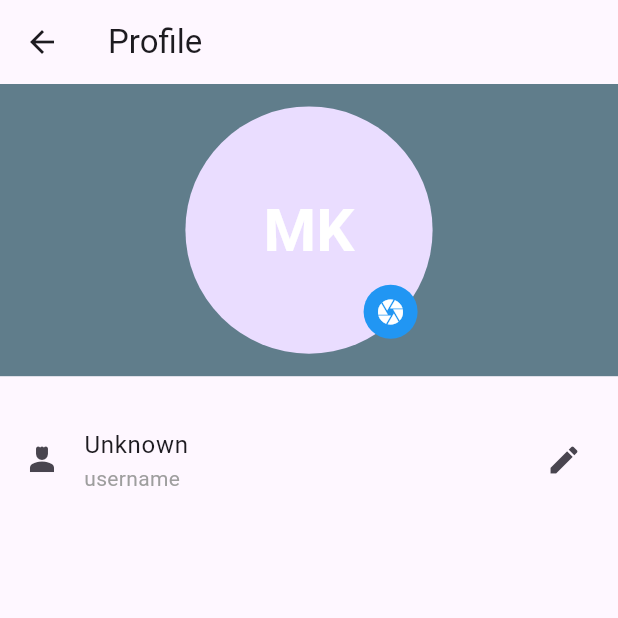
After one commit to kashifnezam/family_locator, a Flutter app: the EditProfile screen opened directly, after a tap on the "edit" icon, after a tap on "Save", on a phone screen of 412 x 824 dp, the top half of it. The commit adds this screen. Run offline on Flutter 3.47's test engine with Material 3 defaults, Android fonts, the phone set to English and light mode, and no system bars; our stand-ins replace cloud_firestore, connectivity_plus, device_info_plus, firebase_auth, firebase_core, firebase_storage and 9 more; missing offline and left inert: flutter_map_marker_cluster, flutter_osm_plugin, network_info_plus; accounts and stored records are empty; network calls fail.

Commit message:
Profile dp and username edit work completed

```diff
--- a/lib/api/firebase_file_api.dart
+++ b/lib/api/firebase_file_api.dart
@@ -36,12 +36,14 @@ class FirebaseFileApi {
         field: url,
       }, SetOptions(merge: true));
       AppConstants.log.i("File path updated successfully");
+      return 0;
     } catch (e) {
       AppConstants.log.e("Error while updating file path, $e");
       CustomWidget.confirmDialogue(
           title: "Something went wrong",
           content: "Error while updating file path, $e",
           isCancel: false);
+          return -1;
     }
   }
 }
--- /dev/null
+++ b/lib/controller/profile_controller.dart
@@ -0,0 +1,111 @@
+import 'package:family_locator/api/firebase_api.dart';
+import 'package:family_locator/api/firebase_file_api.dart';
+import 'package:family_locator/utils/device_info.dart';
+import 'package:flutter/material.dart';
+import 'package:get/get.dart';
+
+import '../utils/offline_data.dart';
+
+class ProfileController extends GetxController {
+  RxString dpImagePath = "".obs;
+  RxString finalDpImagePath = "".obs;
+  RxBool userNameEdit = false.obs;
+  RxBool isLoad = false.obs;
+  final userNameController = TextEditingController();
+  final username = "".obs;
+  final isValid = true.obs;
+  final RxString isNotValidMsg = "".obs;
+
+  @override
+  void onInit() {
+    super.onInit();
+    getUserName();
+    getDp();
+  }
+
+  Future<void> getUserName() async {
+    username.value = (await OfflineData.getData("usr")) ?? "Unknown";
+    userNameController.text = username.value;
+  }
+
+  getDp() async {
+    dpImagePath.value =
+        await FirebaseApi.getDP("anonymous", DeviceInfo.deviceId!);
+    finalDpImagePath.value = dpImagePath.value;
+  }
+
+  void validateUsername(String username) {
+    // Combined validation checks
+    if (username.length < 4 || username.length > 10) {
+      isNotValidMsg.value = "Username length must be 4-10";
+    } else if (RegExp(r'^[0-9]').hasMatch(username) ||
+        !RegExp(r'^[a-zA-Z0-9]+$').hasMatch(username)) {
+      isNotValidMsg.value =
+          "Don't use special characters or start with a number";
+    } else {
+      isValid.value = true;
+      return;
+    }
+
+    isValid.value = false;
+  }
+
+  Future<void> submitForm() async {
+    isLoad.value = true;
+    String usn = userNameController.text.trim();
+    if (usn != username.value) {
+      if ((usn.length < 3 || usn.length > 15) &&
+          (usn.isEmpty || usn != username.value)) {
+        Get.snackbar(
+          backgroundColor: Colors.red.shade100,
+          'Error',
+          'Please enter valid Alphanumeric username not more than 15 letters',
+        );
+        return;
+      } else {
+        String username = usn.toLowerCase();
+        validateUsername(username);
+        if (isValid.value) {
+          int sts = await FirebaseApi.checkUsernameExists(username);
+          if (sts == 1) {
+            OfflineData.setData(
+                "usr", usn, true); // Proceed with the valid username
+            Get.snackbar(
+              username,
+              "username valid for 1 week, please LOGIN for permanent username",
+              backgroundColor: Colors.greenAccent,
+            );
+          } else if (sts == 0) {
+            isValid.value = false;
+            isNotValidMsg.value = "username already exists!";
+          } else if (sts == 2) {
+            isValid.value = false;
+            isNotValidMsg.value = "Device ID not found!";
+          } else {
+            isValid.value = false;
+            isNotValidMsg.value = "Something went wrong";
+          }
+        }
+      }
+    }
+
+    if (dpImagePath.value.isNotEmpty &&
+        dpImagePath.value != finalDpImagePath.value) {
+      String url = await FirebaseFileApi.uploadImage(
+          "${DeviceInfo.deviceId}+${username.value}",
+          dpImagePath.value,
+          "userDp");
+      if (url.isNotEmpty) {
+        int res = await FirebaseFileApi.updateImagePath(
+            "anonymous", DeviceInfo.deviceId!, url, "dp");
+        if (res == 0) {
+          dpImagePath.value = url;
+          finalDpImagePath.value = url;
+        } else {
+          dpImagePath.value = "";
+        }
+      } else {}
+    }
+    isLoad.value = false;
+  }
+}
--- a/lib/controller/room_dialogue_controller.dart
+++ b/lib/controller/room_dialogue_controller.dart
@@ -20,9 +20,10 @@ class RoomDialogController extends GetxController {
   }
 
   Future<void> submitForm() async {
-    if (nameController.text.isEmpty ||
-        nameController.text.length < 3 ||
-        nameController.text.length > 15) {
+    if ((nameController.text.isEmpty ||
+            nameController.text.length < 3 ||
+            nameController.text.length > 15) &&
+        isCreatingRoom.value) {
       Get.snackbar(
         backgroundColor: Colors.red.shade100,
         'Error',
--- /dev/null
+++ b/lib/pages/edit_profile.dart
@@ -0,0 +1,188 @@
+import 'dart:io';
+import 'package:family_locator/controller/profile_controller.dart';
+import 'package:family_locator/widgets/button_widget.dart';
+import 'package:family_locator/widgets/custom_widget.dart';
+import 'package:flutter/material.dart';
+import 'package:get/get.dart';
+
+import '../utils/constants.dart';
+
+class EditProfile extends StatefulWidget {
+  const EditProfile({Key? key}) : super(key: key);
+
+  @override
+  State<EditProfile> createState() => _EditProfileState();
+}
+
+class _EditProfileState extends State<EditProfile> {
+  final ProfileController _controller = Get.put(ProfileController());
+
+  @override
+  Widget build(BuildContext context) {
+    return Scaffold(
+        appBar: AppBar(
+          title: const Text("Profile"),
+          actions: [
+            Obx(
+              () => Row(
+                children: [
+                  if (_controller.userNameEdit.value ||
+                      _controller.isLoad.value)
+                    GestureDetector(
+                      onTap: () {
+                        _controller.submitForm();
+                        _controller.userNameEdit.value = false;
+                        _controller.userNameController.text =
+                            _controller.username.value;
+                      },
+                      child: Padding(
+                        padding: const EdgeInsets.only(right: 8),
+                        child: !_controller.isLoad.value
+                            ? ButtonWidget.elevatedBtn(
+                                "Save",
+                                height: AppConstants.height * 0.05,
+                                width: AppConstants.width * 0.2,
+                              )
+                            : Padding(
+                                padding: EdgeInsets.only(
+                                    right: AppConstants.width * 0.2),
+                                child: CustomWidget
+                                    .buildCircularProgressIndicator(),
+                              ),
+                      ),
+                    ),
+                  if (_controller.userNameEdit.value &&
+                      !_controller.isLoad.value)
+                    GestureDetector(
+                      onTap: () {
+                        _controller.userNameEdit.value = false;
+                        _controller.userNameController.text =
+                            _controller.username.value;
+                        _controller.dpImagePath.value =
+                            _controller.finalDpImagePath.value;
+                      },
+                      child: Padding(
+                        padding: const EdgeInsets.only(right: 8),
+                        child: ButtonWidget.elevatedBtn("Cancel",
+                            height: AppConstants.height * 0.05,
+                            width: AppConstants.width * 0.2,
+                            disabled: true),
+                      ),
+                    ),
+                ],
+              ),
+            )
+          ],
+        ),
+        body: Obx(
+          () {
+            return ListView(
+              children: [
+                _buildProfilePictureSection(),
+                const SizedBox(height: 20),
+                if (!_controller.userNameEdit.value)
+                  ListTile(
+                    leading: const Icon(Icons.person_4_sharp),
+                    title: Text(_controller.username.value),
+                    subtitle: const Text(
+                      "username",
+                      style: TextStyle(color: Colors.grey),
+                    ),
+                    trailing: GestureDetector(
+                        onTap: () {
+                          _controller.userNameEdit.value = true;
+                        },
+                        child: const Icon(Icons.edit)),
+                  ),
+                if (_controller.userNameEdit.value)
+                  ListTile(
+                    leading: const Icon(Icons.person_4_sharp),
+                    title: TextField(
+                      controller: _controller.userNameController,
+                      maxLines: 1,
+                      decoration: InputDecoration(
+                        labelText: 'Enter Username',
+                        border: OutlineInputBorder(),
+                        errorText: _controller.isValid.value
+                            ? null
+                            : _controller.isNotValidMsg.toString(),
+                      ),
+                    ),
+                  ),
+              ],
+            );
+          },
+        ));
+  }
+
+  /// Builds the profile picture section with an editable avatar.
+  Widget _buildProfilePictureSection() {
+    return Container(
+      padding: const EdgeInsets.symmetric(vertical: 15),
+      color: Colors.blueGrey,
+      child: Center(
+        child: Stack(
+          alignment: Alignment.center,
+          children: [
+            Obx(() {
+              return CircleAvatar(
+                backgroundColor: Colors.blueGrey,
+                radius: AppConstants.width * 0.2,
+                backgroundImage: _controller.dpImagePath.value.isNotEmpty
+                    ? (_controller.dpImagePath.value.startsWith('http')
+                        ? NetworkImage(
+                            _controller.dpImagePath.value) // If it's a URL
+                        : FileImage(File(_controller
+                            .dpImagePath.value))) // If it's a local file
+                    : null,
+                child: _controller.dpImagePath.value.isEmpty
+                    ? CircleAvatar(
+                        radius: AppConstants.width * 0.2,
+                        child: const Text(
+                          "MK",
+                          style: TextStyle(
+                            fontSize: 40,
+                            color: Colors.white,
+                            fontWeight: FontWeight.bold,
+                          ),
+                        ),
+                      ) // Show initials if no image
+                    : null,
+              );
+            }),
+            _buildEditIcon(),
+          ],
+        ),
+      ),
+    );
+  }
+
+  /// Builds the edit icon that appears on the profile picture.
+  Widget _buildEditIcon() {
+    return Positioned(
+      bottom: 10,
+      right: 10,
+      child: GestureDetector(
+        onTap: () async {
+          // Opens image picker and updates the profile image
+          _controller.dpImagePath.value = await CustomWidget.imagePickFrom();
+          if (_controller.dpImagePath.value.isNotEmpty) {
+            _controller.userNameEdit.value = true;
+          }
+        },
+        child: Container(
+          padding: const EdgeInsets.all(8),
+          decoration: const BoxDecoration(
+            color: Colors.blue, // Background color for the edit icon
+            shape: BoxShape.circle,
+          ),
+          child: const Icon(
+            Icons.camera,
+            color: Colors.white,
+            size: 20,
+          ),
+        ),
+      ),
+    );
+  }
+}
--- a/lib/pages/home.dart
+++ b/lib/pages/home.dart
@@ -8,6 +8,7 @@ import 'package:flutter_map_marker_cluster/flutter_map_marker_cluster.dart';
 import 'package:get/get.dart';
 import '../utils/device_info.dart';
 import '../widgets/button_widget.dart';
+import 'edit_profile.dart';
 
 class Home extends StatefulWidget {
   const Home({super.key});
@@ -79,6 +80,10 @@ class _HomeState extends State<Home> {
                 ),
               ),
               ListTile(
+                onTap: () {
+                  Get.back();
+                  Get.to(() => EditProfile());
+                },
                 leading: Icon(
                   Icons.account_circle_outlined,
                   color: Colors.white54,
@@ -92,7 +97,7 @@ class _HomeState extends State<Home> {
                 ),
               ),
               ListTile(
-                onTap: () async {
+                onTap: () {
                   Get.back();
                   CustomWidget.roomWidget();
                 },
--- a/lib/widgets/button_widget.dart
+++ b/lib/widgets/button_widget.dart
@@ -1,7 +1,11 @@
 import 'package:flutter/material.dart';
 
 class ButtonWidget {
-  static Widget elevatedBtn(String btnName, {borderColor = Colors.black, double height = 60, double width = 200}) {
+  static Widget elevatedBtn(String btnName,
+      {borderColor = Colors.black,
+      double height = 60,
+      double width = 200,
+      bool disabled = false}) {
     return Container(
       width: width, // Adjust width as needed
       height: height, // Adjust height as needed
@@ -10,7 +14,12 @@ class ButtonWidget {
           color: borderColor,
         ),
         gradient: LinearGradient(
-          colors: [Colors.indigo.shade400, Colors.tealAccent.shade700],
+          colors: disabled
+              ? [
+                  const Color.fromARGB(255, 80, 82, 93),
+                  const Color.fromARGB(255, 166, 179, 177)
+                ]
+              : [Colors.indigo.shade400, Colors.tealAccent.shade700],
           begin: Alignment.topLeft,
           end: Alignment.bottomRight,
         ),
```
